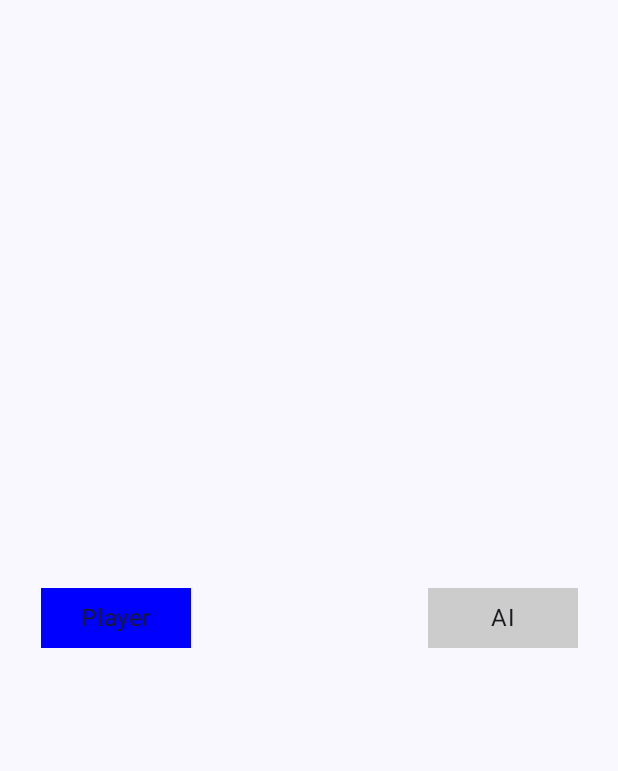
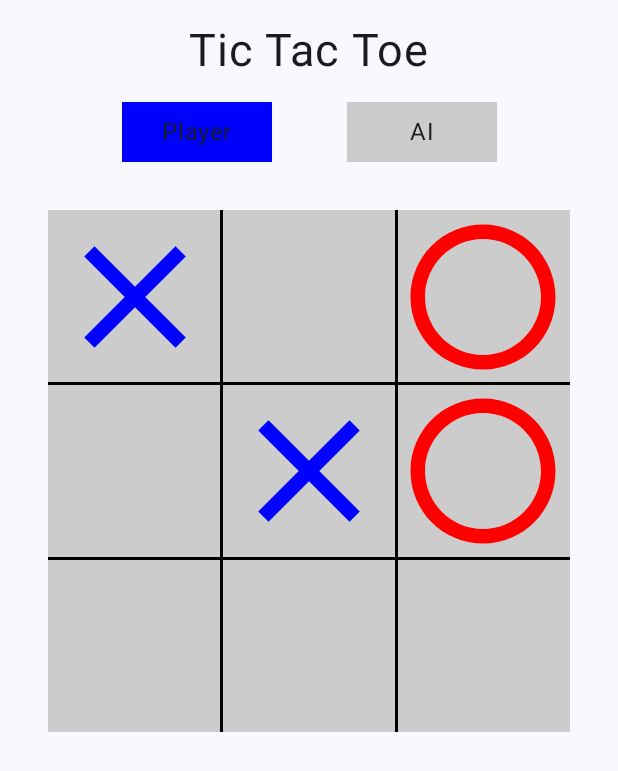
Before and after one commit to Veekshithkadaveru/Tic-Tac-Toe, an Android app built with Jetpack Compose: the screen it shows after launch (MainActivity), on a phone screen of 412 x 824 dp. Shown: the top 771 px of the screen. Run offline under Robolectric (Android 15) with nearby library versions, the phone set to English and light mode, and no system bars.

```diff
--- a/app/src/main/java/com/example/tictactoe/MainActivity.kt
+++ b/app/src/main/java/com/example/tictactoe/MainActivity.kt
@@ -3,12 +3,18 @@ package com.example.tictactoe
 import android.os.Bundle
 import androidx.activity.ComponentActivity
 import androidx.activity.compose.setContent
+import androidx.compose.foundation.Image
 import androidx.compose.foundation.background
 import androidx.compose.foundation.layout.Arrangement
 import androidx.compose.foundation.layout.Box
+import androidx.compose.foundation.layout.Column
 import androidx.compose.foundation.layout.Row
 import androidx.compose.foundation.layout.Spacer
+import androidx.compose.foundation.layout.aspectRatio
+import androidx.compose.foundation.layout.fillMaxHeight
 import androidx.compose.foundation.layout.fillMaxSize
+import androidx.compose.foundation.layout.fillMaxWidth
+import androidx.compose.foundation.layout.height
 import androidx.compose.foundation.layout.padding
 import androidx.compose.foundation.layout.width
 import androidx.compose.material3.MaterialTheme
@@ -21,7 +27,10 @@ import androidx.compose.runtime.remember
 import androidx.compose.ui.Alignment
 import androidx.compose.ui.Modifier
 import androidx.compose.ui.graphics.Color
+import androidx.compose.ui.graphics.ColorFilter
+import androidx.compose.ui.res.painterResource
 import androidx.compose.ui.unit.dp
+import androidx.compose.ui.unit.sp
 import com.example.tictactoe.ui.theme.TicTacToeTheme
 
 class MainActivity : ComponentActivity() {
@@ -57,8 +66,12 @@ fun TTTScreen() {
             null
         )
     }
-    Header(playerTurn.value)
-    Board(moves)
+    Column(horizontalAlignment = Alignment.CenterHorizontally) {
+        Text(text = "Tic Tac Toe", fontSize = 30.sp, modifier = Modifier.padding(16.dp))
+        Header(playerTurn.value)
+        Board(moves)
+    }
+
 }
 
 @Composable
@@ -94,13 +107,91 @@ fun Header(playerTurn: Boolean) {
                     .align(Alignment.Center)
             )
         }
+    }
+}
+
+@Composable
+fun Board(moves: List<Boolean?>) {
+    Box(
+        modifier = Modifier
+            .aspectRatio(1f)
+            .padding(32.dp)
+            .background(Color.LightGray)
+    ) {
+        Column(
+            verticalArrangement = Arrangement.SpaceEvenly,
+            modifier = Modifier.fillMaxSize(1f)
+        ) {
+            Row(
+                modifier = Modifier
+                    .height(2.dp)
+                    .fillMaxWidth(1f)
+                    .background(Color.Black)
+            ) {}
+            Row(
+                modifier = Modifier
+                    .height(2.dp)
+                    .fillMaxWidth(1f)
+                    .background(Color.Black)
+            ) {}
+        }
+        Row(
+            horizontalArrangement = Arrangement.SpaceEvenly,
+            modifier = Modifier.fillMaxSize(1f)
+        ) {
+            Column(
+                modifier = Modifier
+                    .width(2.dp)
+                    .fillMaxHeight(1f)
+                    .background(Color.Black)
+            ) {}
+            Column(
+                modifier = Modifier
+                    .width(2.dp)
+                    .fillMaxHeight(1f)
+                    .background(Color.Black)
+            ) {}
+        }
+        Column(
+            modifier = Modifier.fillMaxSize(1f)
+        ) {
+            for (i in 0..2) {
+                Row(modifier = Modifier.weight(1f)) {
+                    for (j in 0..2) {
+                        Column(modifier = Modifier.weight(1f)) {
+                            GetComposableFromMove(move = moves[i * 3 + j])
+                        }
+                    }
+                }
+            }
+        }
+    }
+}
+
+@Composable
+fun GetComposableFromMove(move: Boolean?) {
+    when (move) {
+        true -> Image(
+            painter = painterResource(id = R.drawable.baseline_cross),
+            contentDescription = null,
+            modifier = Modifier.fillMaxSize(1f),
+            colorFilter = ColorFilter.tint(Color.Blue)
+        )
+
+        false -> Image(
+            painter = painterResource(id = R.drawable.baseline_circle),
+            contentDescription = null,
+            modifier = Modifier.fillMaxSize(1f),
+            colorFilter = ColorFilter.tint(Color.Red)
+        )
+
+        null -> Image(
+            painter = painterResource(id = R.drawable.baseline_null),
+            contentDescription = null,
+            modifier = Modifier.fillMaxSize(1f)
+        )
 
     }
 
 
 }
-
-@Composable
-fun Board(moves: List<Boolean?>) {
-
-}
--- /dev/null
+++ b/app/src/main/res/drawable/baseline_circle.xml
@@ -0,0 +1,5 @@
+<vector xmlns:android="http://schemas.android.com/apk/res/android" android:height="24dp" android:tint="#000000" android:viewportHeight="24" android:viewportWidth="24" android:width="24dp">
+
+    <path android:fillColor="@android:color/white" android:pathData="M12,2C6.47,2 2,6.47 2,12s4.47,10 10,10 10,-4.47 10,-10S17.53,2 12,2zM12,20c-4.41,0 -8,-3.59 -8,-8s3.59,-8 8,-8 8,3.59 8,8 -3.59,8 -8,8z"/>
+
+</vector>
--- /dev/null
+++ b/app/src/main/res/drawable/baseline_cross.xml
@@ -0,0 +1,5 @@
+<vector xmlns:android="http://schemas.android.com/apk/res/android" android:height="24dp" android:tint="#000000" android:viewportHeight="24" android:viewportWidth="24" android:width="24dp">
+
+    <path android:fillColor="@android:color/white" android:pathData="M19,6.41L17.59,5 12,10.59 6.41,5 5,6.41 10.59,12 5,17.59 6.41,19 12,13.41 17.59,19 19,17.59 13.41,12z"/>
+
+</vector>
--- /dev/null
+++ b/app/src/main/res/drawable/baseline_null.xml
@@ -0,0 +1,5 @@
+<vector xmlns:android="http://schemas.android.com/apk/res/android" android:height="24dp" android:tint="#000000" android:viewportHeight="24" android:viewportWidth="24" android:width="24dp">
+
+
+
+</vector>
```
